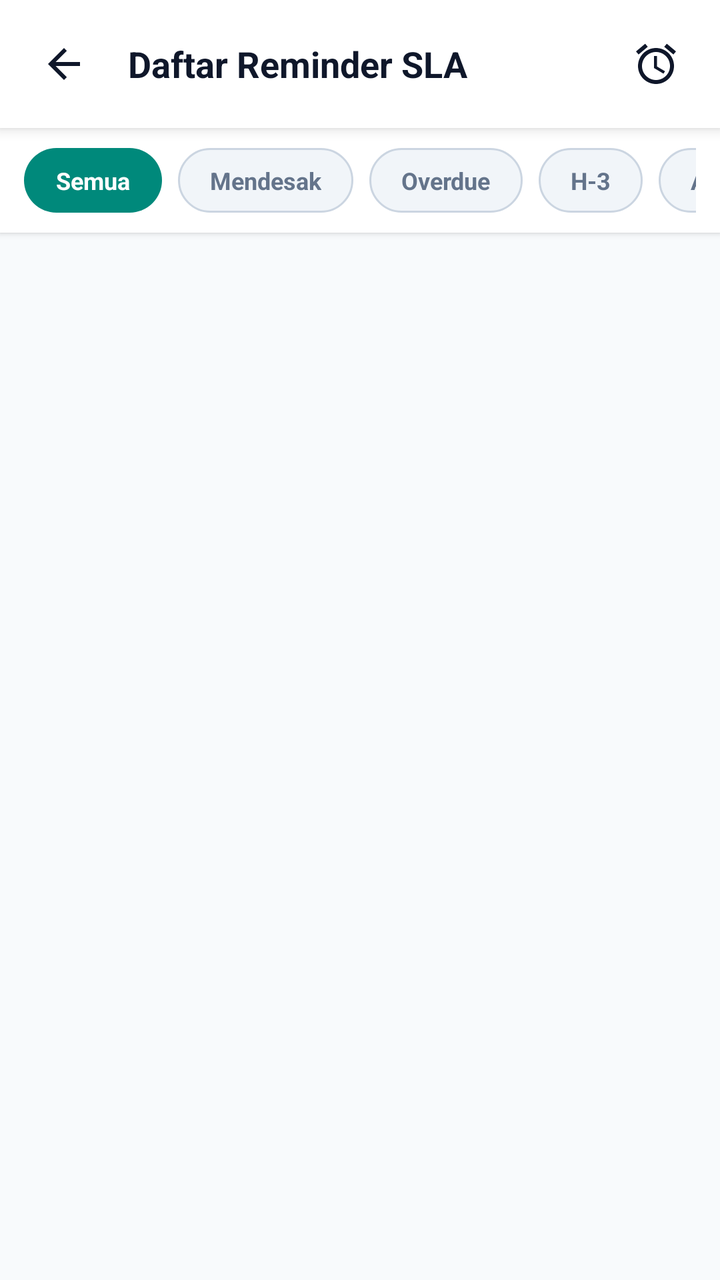
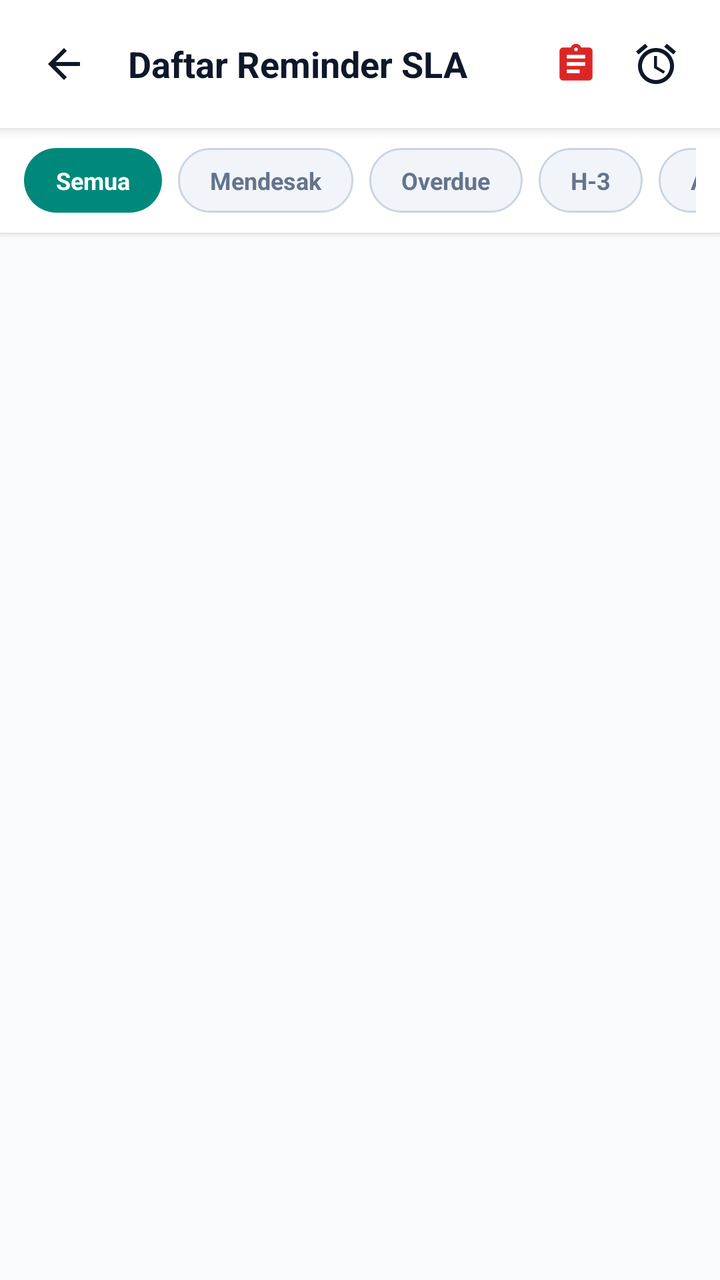

The first picture is an Android layout as it rendered before a commit; the second is the same layout after the commit. The layout source and the unified diff follow.
<!-- AndroidManifest.xml: application theme Theme.Reminders -->
<!-- res/layout/activity_reminder_list.xml -->
<?xml version="1.0" encoding="utf-8"?>
<androidx.constraintlayout.widget.ConstraintLayout
    xmlns:android="http://schemas.android.com/apk/res/android"
    xmlns:app="http://schemas.android.com/apk/res-auto"
    xmlns:tools="http://schemas.android.com/tools"
    android:layout_width="match_parent"
    android:layout_height="match_parent"
    android:background="#F8FAFC">

    
    <LinearLayout
        android:id="@+id/headerLayout"
        android:layout_width="match_parent"
        android:layout_height="wrap_content"
        android:orientation="horizontal"
        android:padding="16dp"
        android:background="#FFFFFF"
        android:elevation="4dp"
        android:gravity="center_vertical"
        app:layout_constraintTop_toTopOf="parent">

        <ImageView
            android:id="@+id/btnBack"
            android:layout_width="32dp"
            android:layout_height="32dp"
            android:src="@drawable/ic_back"
            android:padding="4dp"
            app:tint="#0F172A"
            android:background="?attr/selectableItemBackgroundBorderless"
            android:clickable="true"
            android:focusable="true"
            android:contentDescription="Kembali" />

        <TextView
            android:layout_width="0dp"
            android:layout_height="wrap_content"
            android:layout_marginStart="16dp"
            android:layout_weight="1"
            android:text="Daftar Reminder SLA"
            android:textColor="#0F172A"
            android:textSize="18sp"
            android:textStyle="bold" />

        <ImageView
            android:id="@+id/btnRefresh"
            android:layout_width="32dp"
            android:layout_height="32dp"
            android:src="@drawable/ic_alarm"
            android:padding="4dp"
            app:tint="#0F172A"
            android:background="?attr/selectableItemBackgroundBorderless"
            android:clickable="true"
            android:focusable="true"
            android:contentDescription="Refresh" />
    </LinearLayout>

    
    <HorizontalScrollView
        android:id="@+id/filterScrollView"
        android:layout_width="match_parent"
        android:layout_height="wrap_content"
        android:scrollbars="none"
        android:paddingHorizontal="12dp"
        android:paddingVertical="10dp"
        android:background="#FFFFFF"
        android:elevation="2dp"
        app:layout_constraintTop_toBottomOf="@id/headerLayout">

        <LinearLayout
            android:layout_width="wrap_content"
            android:layout_height="wrap_content"
            android:orientation="horizontal">

            
            <TextView
                android:id="@+id/chipSemua"
                android:layout_width="wrap_content"
                android:layout_height="wrap_content"
                android:layout_marginEnd="8dp"
                android:background="@drawable/bg_filter_chip_active"
                android:paddingHorizontal="16dp"
                android:paddingVertical="8dp"
                android:text="Semua"
                android:textColor="#FFFFFF"
                android:textSize="12sp"
                android:textStyle="bold"
                android:clickable="true"
                android:focusable="true" />

            
            <TextView
                android:id="@+id/chipMendesak"
                android:layout_width="wrap_content"
                android:layout_height="wrap_content"
                android:layout_marginEnd="8dp"
                android:background="@drawable/bg_filter_chip_inactive"
                android:paddingHorizontal="16dp"
                android:paddingVertical="8dp"
                android:text="Mendesak"
                android:textColor="#64748B"
                android:textSize="12sp"
                android:textStyle="bold"
                android:clickable="true"
                android:focusable="true" />

            
            <TextView
                android:id="@+id/chipOverdue"
                android:layout_width="wrap_content"
                android:layout_height="wrap_content"
                android:layout_marginEnd="8dp"
                android:background="@drawable/bg_filter_chip_inactive"
                android:paddingHorizontal="16dp"
                android:paddingVertical="8dp"
                android:text="Overdue"
                android:textColor="#64748B"
                android:textSize="12sp"
                android:textStyle="bold"
                android:clickable="true"
                android:focusable="true" />

            
            <TextView
                android:id="@+id/chipHMin3"
                android:layout_width="wrap_content"
                android:layout_height="wrap_content"
                android:layout_marginEnd="8dp"
                android:background="@drawable/bg_filter_chip_inactive"
                android:paddingHorizontal="16dp"
                android:paddingVertical="8dp"
                android:text="H-3"
                android:textColor="#64748B"
                android:textSize="12sp"
                android:textStyle="bold"
                android:clickable="true"
                android:focusable="true" />

            
            <TextView
                android:id="@+id/chipAman"
                android:layout_width="wrap_content"
                android:layout_height="wrap_content"
                android:layout_marginEnd="8dp"
                android:background="@drawable/bg_filter_chip_inactive"
                android:paddingHorizontal="16dp"
                android:paddingVertical="8dp"
                android:text="Aman"
                android:textColor="#64748B"
                android:textSize="12sp"
                android:textStyle="bold"
                android:clickable="true"
                android:focusable="true" />
        </LinearLayout>
    </HorizontalScrollView>

    
    <ProgressBar
        android:id="@+id/progressBarMain"
        android:layout_width="wrap_content"
        android:layout_height="wrap_content"
        android:visibility="gone"
        app:layout_constraintTop_toBottomOf="@id/filterScrollView"
        app:layout_constraintBottom_toBottomOf="parent"
        app:layout_constraintStart_toStartOf="parent"
        app:layout_constraintEnd_toEndOf="parent" />

    
    <LinearLayout
        android:id="@+id/layoutEmptyState"
        android:layout_width="wrap_content"
        android:layout_height="wrap_content"
        android:orientation="vertical"
        android:gravity="center"
        android:visibility="gone"
        android:padding="24dp"
        app:layout_constraintTop_toBottomOf="@id/filterScrollView"
        app:layout_constraintBottom_toBottomOf="parent"
        app:layout_constraintStart_toStartOf="parent"
        app:layout_constraintEnd_toEndOf="parent">

        <ImageView
            android:layout_width="64dp"
            android:layout_height="64dp"
            android:src="@drawable/ic_alarm"
            app:tint="#94A3B8"
            android:contentDescription="Empty" />

        <TextView
            android:id="@+id/tvEmptyMessage"
            android:layout_width="wrap_content"
            android:layout_height="wrap_content"
            android:layout_marginTop="12dp"
            android:text="Tidak ada reminder aktif"
            android:textColor="#64748B"
            android:textSize="14sp"
            android:textStyle="bold" />
    </LinearLayout>

    
    <LinearLayout
        android:id="@+id/layoutErrorState"
        android:layout_width="match_parent"
        android:layout_height="wrap_content"
        android:orientation="vertical"
        android:gravity="center"
        android:visibility="gone"
        android:padding="24dp"
        app:layout_constraintTop_toBottomOf="@id/filterScrollView"
        app:layout_constraintBottom_toBottomOf="parent"
        app:layout_constraintStart_toStartOf="parent"
        app:layout_constraintEnd_toEndOf="parent">

        <TextView
            android:id="@+id/tvErrorMessage"
            android:layout_width="wrap_content"
            android:layout_height="wrap_content"
            android:text="Gagal memuat data reminder"
            android:textAlignment="center"
            android:textColor="#DC2626"
            android:textSize="14sp" />

        <com.google.android.material.button.MaterialButton
            android:id="@+id/btnRetry"
            android:layout_width="wrap_content"
            android:layout_height="wrap_content"
            android:layout_marginTop="12dp"
            android:text="Coba Lagi"
            app:backgroundTint="#00897B"
            app:cornerRadius="8dp" />
    </LinearLayout>

    
    <androidx.recyclerview.widget.RecyclerView
        android:id="@+id/rvReminders"
        android:layout_width="match_parent"
        android:layout_height="0dp"
        android:paddingTop="12dp"
        android:paddingBottom="12dp"
        android:clipToPadding="false"
        app:layout_constraintTop_toBottomOf="@id/filterScrollView"
        app:layout_constraintBottom_toTopOf="@id/progressBarBottom"
        tools:listitem="@layout/item_reminder_card" />

    
    <ProgressBar
        android:id="@+id/progressBarBottom"
        android:layout_width="32dp"
        android:layout_height="32dp"
        android:layout_marginVertical="8dp"
        android:visibility="gone"
        app:layout_constraintBottom_toBottomOf="parent"
        app:layout_constraintStart_toStartOf="parent"
        app:layout_constraintEnd_toEndOf="parent" />

</androidx.constraintlayout.widget.ConstraintLayout>
<!-- res/layout/item_reminder_card.xml (included above) -->
<?xml version="1.0" encoding="utf-8"?>
<com.google.android.material.card.MaterialCardView xmlns:android="http://schemas.android.com/apk/res/android"
    xmlns:app="http://schemas.android.com/apk/res-auto"
    android:id="@+id/cardReminder"
    android:layout_width="match_parent"
    android:layout_height="wrap_content"
    android:layout_marginHorizontal="16dp"
    android:layout_marginBottom="12dp"
    android:clickable="true"
    android:focusable="true"
    app:cardBackgroundColor="#FFFFFF"
    app:cardCornerRadius="14dp"
    app:cardElevation="2dp"
    app:strokeColor="#E2E8F0"
    app:strokeWidth="1.2dp">

    <LinearLayout
        android:layout_width="match_parent"
        android:layout_height="wrap_content"
        android:orientation="vertical"
        android:padding="16dp">

        <LinearLayout
            android:layout_width="match_parent"
            android:layout_height="wrap_content"
            android:gravity="center_vertical"
            android:orientation="horizontal">

            <ImageView
                android:id="@+id/imgReminderIcon"
                android:layout_width="20dp"
                android:layout_height="20dp"
                android:src="@drawable/ic_alarm"
                app:tint="#DC2626"
                android:contentDescription="Icon Reminder" />

            <TextView
                android:id="@+id/tvReminderJenis"
                android:layout_width="0dp"
                android:layout_height="wrap_content"
                android:layout_marginStart="8dp"
                android:layout_weight="1"
                android:text="SLA P-16"
                android:textColor="#DC2626"
                android:textSize="13sp"
                android:textStyle="bold" />

            
            <TextView
                android:id="@+id/tvReminderStatus"
                android:layout_width="wrap_content"
                android:layout_height="wrap_content"
                android:background="@drawable/bg_logout_badge"
                android:backgroundTint="#EF4444"
                android:paddingHorizontal="10dp"
                android:paddingVertical="4dp"
                android:text="Jatuh Tempo"
                android:textColor="#FFFFFF"
                android:textSize="11sp"
                android:textStyle="bold" />
        </LinearLayout>

        <TextView
            android:id="@+id/tvReminderNomor"
            android:layout_width="match_parent"
            android:layout_height="wrap_content"
            android:layout_marginTop="8dp"
            android:text="Nomor: B123-PPP"
            android:textColor="#1E293B"
            android:textSize="14sp"
            android:textStyle="bold" />

        <TextView
            android:id="@+id/tvReminderTersangka"
            android:layout_width="match_parent"
            android:layout_height="wrap_content"
            android:layout_marginTop="3dp"
            android:text="Tersangka: -"
            android:textColor="#475569"
            android:textSize="12sp" />

        <TextView
            android:id="@+id/tvReminderTahap"
            android:layout_width="match_parent"
            android:layout_height="wrap_content"
            android:layout_marginTop="3dp"
            android:text="Tahap Pra Penuntutan (PRATUT)"
            android:textColor="#64748B"
            android:textSize="12sp" />

        <View
            android:layout_width="match_parent"
            android:layout_height="1dp"
            android:layout_marginTop="10dp"
            android:layout_marginBottom="10dp"
            android:background="#F1F5F9" />

        <LinearLayout
            android:layout_width="match_parent"
            android:layout_height="wrap_content"
            android:orientation="horizontal">

            <TextView
                android:layout_width="wrap_content"
                android:layout_height="wrap_content"
                android:text="Deadline:"
                android:textColor="#94A3B8"
                android:textSize="11sp" />

            <TextView
                android:id="@+id/tvReminderDeadline"
                android:layout_width="wrap_content"
                android:layout_height="wrap_content"
                android:layout_marginStart="4dp"
                android:text="08 Okt 2026"
                android:textColor="#334155"
                android:textSize="11sp"
                android:textStyle="bold" />

            <View
                android:layout_width="0dp"
                android:layout_height="1dp"
                android:layout_weight="1" />

            <TextView
                android:id="@+id/tvReminderSisaHari"
                android:layout_width="wrap_content"
                android:layout_height="wrap_content"
                android:text="Sisa: 0 Hari"
                android:textColor="#DC2626"
                android:textSize="11sp"
                android:textStyle="bold" />
        </LinearLayout>
    </LinearLayout>
</com.google.android.material.card.MaterialCardView>
<!-- resources referenced by this layout -->
<resources>
  <!-- drawable bg_filter_chip_active (drawable) -->
  <?xml version="1.0" encoding="utf-8"?>
  <shape xmlns:android="http://schemas.android.com/apk/res/android"
      android:shape="rectangle">
      <solid android:color="#00897B" />
      <corners android:radius="20dp" />
  </shape>
  <!-- drawable bg_filter_chip_inactive (drawable) -->
  <?xml version="1.0" encoding="utf-8"?>
  <shape xmlns:android="http://schemas.android.com/apk/res/android"
      android:shape="rectangle">
      <solid android:color="#F1F5F9" />
      <stroke android:width="1dp" android:color="#CBD5E1" />
      <corners android:radius="20dp" />
  </shape>
  <!-- drawable bg_logout_badge (drawable) -->
  <?xml version="1.0" encoding="utf-8"?>
  <ripple xmlns:android="http://schemas.android.com/apk/res/android"
      android:color="#40FFFFFF">
      <item>
          <shape android:shape="rectangle">
              <corners android:radius="20dp" />
              <solid android:color="#33EF4444" />
              <stroke android:width="1dp" android:color="#80EF4444" />
          </shape>
      </item>
  </ripple>
  <!-- drawable ic_alarm (drawable) -->
  <vector xmlns:android="http://schemas.android.com/apk/res/android"
      android:width="24dp"
      android:height="24dp"
      android:viewportWidth="24"
      android:viewportHeight="24">
    <path
        android:fillColor="#000000"
        android:pathData="M22,5.72l-4.6,-3.86-1.29,1.53 4.6,3.86zM7.88,3.39L6.6,1.86 2,5.72l1.29,1.53zM12.5,8H11v6l4.75,2.85 0.75,-1.23 -4,-2.37zM12,4c-4.97,0 -9,4.03 -9,9s4.03,9 9,9 9,-4.03 9,-9 -4.03,-9 -9,-9zm0,16c-3.86,0 -7,-3.14 -7,-7s3.14,-7 7,-7 7,3.14 7,7 -3.14,7 -7,7z"/>
  </vector>
  <!-- drawable ic_back (drawable) -->
  <vector xmlns:android="http://schemas.android.com/apk/res/android"
      android:width="24dp"
      android:height="24dp"
      android:viewportWidth="24"
      android:viewportHeight="24">
    <path
        android:fillColor="#FF000000"
        android:pathData="M20,11H7.83l5.59,-5.59L12,4l-8,8 8,8 1.41,-1.41L7.83,13H20v-2z"/>
  </vector>
  <style name="Theme.Reminders" parent="Base.Theme.Reminders" />
  <style name="Base.Theme.Reminders" parent="Theme.Material3.DayNight.NoActionBar">
          
          
      </style>
</resources>

<!-- the commit's change to res/layout/activity_reminder_list.xml (unified diff, before → after) -->
@@ -40,6 +40,19 @@
             android:textColor="#0F172A"
             android:textSize="18sp"
             android:textStyle="bold" />
+
+        <ImageView
+            android:id="@+id/btnLogReminders"
+            android:layout_width="32dp"
+            android:layout_height="32dp"
+            android:src="@drawable/ic_audit_log"
+            android:padding="5dp"
+            android:layout_marginEnd="8dp"
+            app:tint="#DC2626"
+            android:background="?attr/selectableItemBackgroundBorderless"
+            android:clickable="true"
+            android:focusable="true"
+            android:contentDescription="Riwayat Log SLA" />
 
         <ImageView
             android:id="@+id/btnRefresh"
<!-- resource entries referenced after the edit -->
@@ -37,6 +37,16 @@
         android:fillColor="#000000"
         android:pathData="M22,5.72l-4.6,-3.86-1.29,1.53 4.6,3.86zM7.88,3.39L6.6,1.86 2,5.72l1.29,1.53zM12.5,8H11v6l4.75,2.85 0.75,-1.23 -4,-2.37zM12,4c-4.97,0 -9,4.03 -9,9s4.03,9 9,9 9,-4.03 9,-9 -4.03,-9 -9,-9zm0,16c-3.86,0 -7,-3.14 -7,-7s3.14,-7 7,-7 7,3.14 7,7 -3.14,7 -7,7z"/>
   </vector>
+  <!-- drawable ic_audit_log (drawable) -->
+  <vector xmlns:android="http://schemas.android.com/apk/res/android"
+      android:width="24dp"
+      android:height="24dp"
+      android:viewportWidth="24"
+      android:viewportHeight="24">
+      <path
+          android:fillColor="#000000"
+          android:pathData="M19,3h-4.18C14.4,1.84 13.3,1 12,1c-1.3,0 -2.4,0.84 -2.82,2H5c-1.1,0 -2,0.9 -2,2v14c0,1.1 0.9,2 2,2h14c1.1,0 2,-0.9 2,-2V5c0,-1.1 -0.9,-2 -2,-2zm-7,0c0.55,0 1,0.45 1,1s-0.45,1 -1,1 -1,-0.45 -1,-1 0.45,-1 1,-1zm2,14H7v-2h7v2zm3,-4H7v-2h10v2zm0,-4H7V7h10v2z"/>
+  </vector>
   <!-- drawable ic_back (drawable) -->
   <vector xmlns:android="http://schemas.android.com/apk/res/android"
       android:width="24dp"
